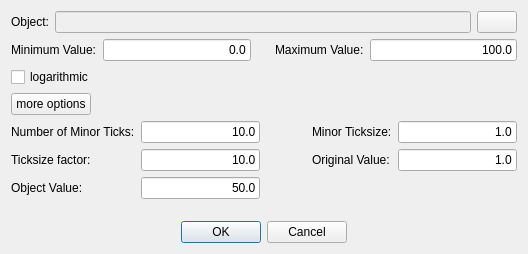
Before: the Qt Designer form copasi/UI/SliderSettingsDialog.ui in copasi/COPASI, drawn with Qt 5.
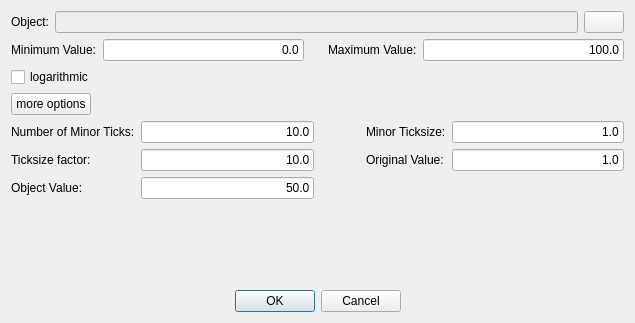
After: the same form once the commit is applied. Icons and pictures are not drawn.

Commit message: This should fix bug 1335. I have changed the size policy of all texst edit widgets in the dialog from expanding to minimumExpanding. Now they should be large enough.

Diff of the .ui file:
```diff
--- a/copasi/UI/SliderSettingsDialog.ui
+++ b/copasi/UI/SliderSettingsDialog.ui
@@ -20,8 +20,8 @@
    <rect>
     <x>0</x>
     <y>0</y>
-    <width>528</width>
-    <height>254</height>
+    <width>635</width>
+    <height>323</height>
    </rect>
   </property>
   <property name="sizePolicy">
@@ -58,7 +58,7 @@
         <bool>false</bool>
        </property>
        <property name="sizePolicy">
-        <sizepolicy hsizetype="Expanding" vsizetype="Fixed">
+        <sizepolicy hsizetype="MinimumExpanding" vsizetype="Fixed">
          <horstretch>0</horstretch>
          <verstretch>0</verstretch>
         </sizepolicy>
@@ -126,7 +126,7 @@
      <item>
       <widget class="QLineEdit" name="mpMinValueEdit">
        <property name="sizePolicy">
-        <sizepolicy hsizetype="Expanding" vsizetype="Fixed">
+        <sizepolicy hsizetype="MinimumExpanding" vsizetype="Fixed">
          <horstretch>0</horstretch>
          <verstretch>0</verstretch>
         </sizepolicy>
@@ -175,7 +175,7 @@
      <item>
       <widget class="QLineEdit" name="mpMaxValueEdit">
        <property name="sizePolicy">
-        <sizepolicy hsizetype="Expanding" vsizetype="Fixed">
+        <sizepolicy hsizetype="MinimumExpanding" vsizetype="Fixed">
          <horstretch>0</horstretch>
          <verstretch>0</verstretch>
         </sizepolicy>
@@ -292,7 +292,7 @@
      <item row="0" column="1">
       <widget class="QLineEdit" name="mpNumMinorTicksEdit">
        <property name="sizePolicy">
-        <sizepolicy hsizetype="Expanding" vsizetype="Fixed">
+        <sizepolicy hsizetype="MinimumExpanding" vsizetype="Fixed">
          <horstretch>0</horstretch>
          <verstretch>0</verstretch>
         </sizepolicy>
@@ -343,7 +343,7 @@
      <item row="0" column="4">
       <widget class="QLineEdit" name="mpMinorTickSizeEdit">
        <property name="sizePolicy">
-        <sizepolicy hsizetype="Expanding" vsizetype="Fixed">
+        <sizepolicy hsizetype="MinimumExpanding" vsizetype="Fixed">
          <horstretch>0</horstretch>
          <verstretch>0</verstretch>
         </sizepolicy>
@@ -380,7 +380,7 @@
      <item row="1" column="1">
       <widget class="QLineEdit" name="mpMinorMajorFactorEdit">
        <property name="sizePolicy">
-        <sizepolicy hsizetype="Expanding" vsizetype="Fixed">
+        <sizepolicy hsizetype="MinimumExpanding" vsizetype="Fixed">
          <horstretch>0</horstretch>
          <verstretch>0</verstretch>
         </sizepolicy>
@@ -431,7 +431,7 @@
      <item row="1" column="4">
       <widget class="QLineEdit" name="mpOriginalValueEdit">
        <property name="sizePolicy">
-        <sizepolicy hsizetype="Expanding" vsizetype="Fixed">
+        <sizepolicy hsizetype="MinimumExpanding" vsizetype="Fixed">
          <horstretch>0</horstretch>
          <verstretch>0</verstretch>
         </sizepolicy>
@@ -467,7 +467,7 @@
      <item row="2" column="1">
       <widget class="QLineEdit" name="mpObjectValueEdit">
        <property name="sizePolicy">
-        <sizepolicy hsizetype="Expanding" vsizetype="Fixed">
+        <sizepolicy hsizetype="MinimumExpanding" vsizetype="Fixed">
          <horstretch>0</horstretch>
          <verstretch>0</verstretch>
         </sizepolicy>
```
Left out of the diff: 6 changed lines with no effect on the pictures.
